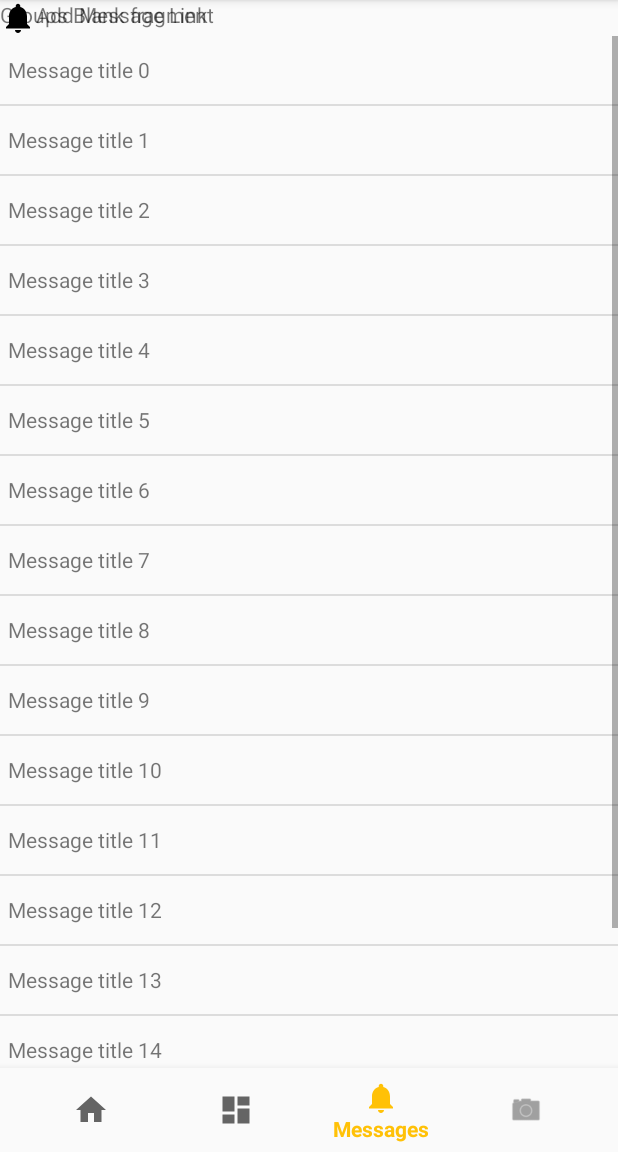
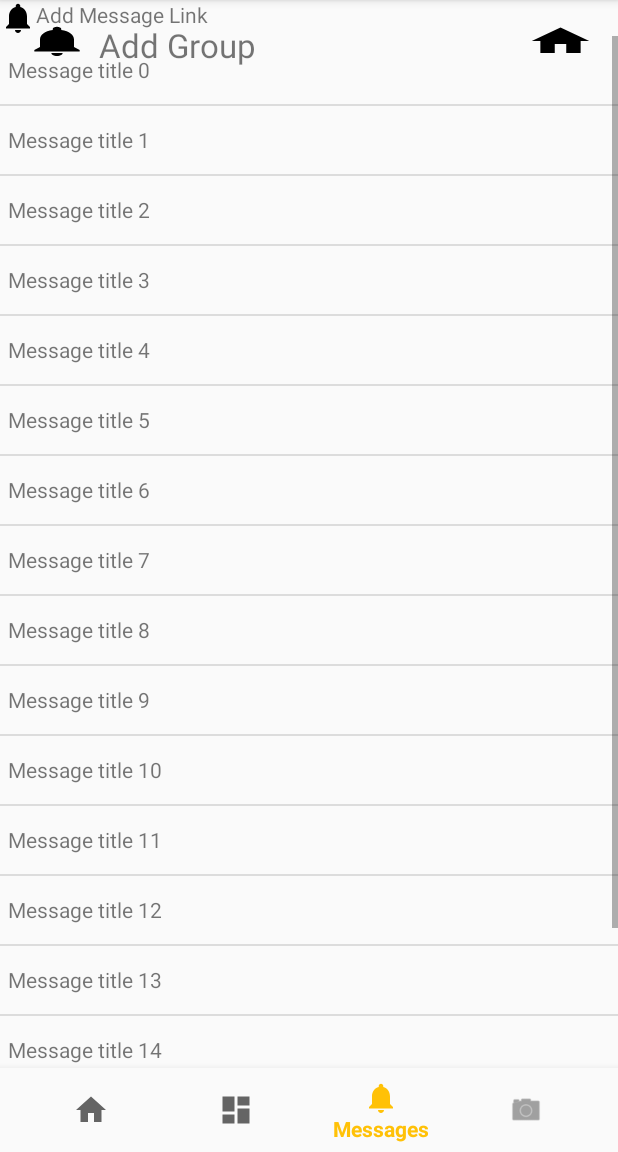
Before and after one commit to RajesMca008/KutCon, an Android app: the fragment GroupsMainFragment placed in its activity, item 3 of the bottom bar chosen, on a phone screen of 412 x 824 dp, the part 84-1236 px from its top. Run offline under Robolectric (Android 15) with nearby library versions, the phone set to English and light mode, and no system bars.

Commit message:
commited with vishnu

```diff
--- a/KutumbLink/app/src/main/java/kutumblink/appants/com/kutumblink/GroupsMainFragment.java
+++ b/KutumbLink/app/src/main/java/kutumblink/appants/com/kutumblink/GroupsMainFragment.java
@@ -2,9 +2,11 @@ package kutumblink.appants.com.kutumblink;
 
 import android.os.Bundle;
 import android.support.v4.app.Fragment;
+import android.support.v4.app.FragmentManager;
 import android.view.LayoutInflater;
 import android.view.View;
 import android.view.ViewGroup;
+import android.widget.LinearLayout;
 
 public class GroupsMainFragment extends Fragment {
     // TODO: Rename parameter arguments, choose names that match
@@ -38,6 +40,7 @@ public class GroupsMainFragment extends Fragment {
         fragment.setArguments(args);
         return fragment;
     }
+    LinearLayout ll_addgroup;
 
     @Override
     public void onCreate(Bundle savedInstanceState) {
@@ -52,7 +55,22 @@ public class GroupsMainFragment extends Fragment {
     public View onCreateView(LayoutInflater inflater, ViewGroup container,
                              Bundle savedInstanceState) {
         // Inflate the layout for this fragment
-        return inflater.inflate(R.layout.fragment_groups_main, container, false);
+        View view =inflater.inflate(R.layout.fragment_groups_main, container, false);
+        ll_addgroup=(LinearLayout)view.findViewById(R.id.ll_addgroup);
+
+        ll_addgroup.setOnClickListener(new View.OnClickListener() {
+            @Override
+            public void onClick(View view) {
+                FragmentManager fragmentManager = getActivity().getSupportFragmentManager();
+                fragmentManager.beginTransaction().replace(R.id.main_container, new AddGroupFragment()).commit();
+
+            }
+        });
+
+
+
+        return view;
+
     }
 
 
--- a/KutumbLink/app/src/main/res/layout/fragment_groups_main.xml
+++ b/KutumbLink/app/src/main/res/layout/fragment_groups_main.xml
@@ -5,9 +5,50 @@
     tools:context="kutumblink.appants.com.kutumblink.GroupsMainFragment">
 
     <!-- TODO: Update blank fragment layout -->
-    <TextView
+    <LinearLayout
         android:layout_width="match_parent"
-        android:layout_height="match_parent"
-        android:text="@string/groups_fragment" />
+        android:layout_height="wrap_content"
+        android:orientation="vertical">
+
+        <LinearLayout
+            android:id="@+id/ll_addgroup"
+            android:layout_width="match_parent"
+            android:layout_height="wrap_content"
+            android:layout_margin="15dp"
+            android:weightSum="1.0"
+            android:orientation="horizontal">
+
+            <ImageView
+                android:layout_width="wrap_content"
+                android:layout_height="wrap_content"
+                android:gravity="left"
+                android:layout_weight="0.1"
+                android:background="@drawable/ic_notifications_black_24dp" />
+
+            <TextView
+                android:layout_width="wrap_content"
+                android:layout_height="wrap_content"
+                android:layout_marginLeft="5dp"
+                android:layout_marginRight="5dp"
+                android:layout_weight="0.8"
+                android:text="@string/addgroup"
+                android:textSize="22sp" />
+
+            <ImageView
+                android:layout_width="wrap_content"
+                android:layout_height="wrap_content"
+                android:layout_gravity="right"
+                android:layout_weight="0.1"
+                android:background="@drawable/ic_home_black_24dp" />
+
+        </LinearLayout>
+        <ListView
+            android:id="@+id/lv_grouplist"
+            android:layout_width="match_parent"
+            android:layout_height="match_parent"></ListView>
+
+
+    </LinearLayout>
+
 
 </FrameLayout>
--- a/KutumbLink/app/src/main/res/values/colors.xml
+++ b/KutumbLink/app/src/main/res/values/colors.xml
@@ -3,4 +3,7 @@
     <color name="colorPrimary">#FFC107</color>
     <color name="colorPrimaryDark">#FFA000</color>
     <color name="colorAccent">#FF9800</color>
+    <color name="colorhash">#ccc</color>
+    <color name="redcolor">#FF0000</color>
+    <color name="whitecolor">#FBFBFB</color>
 </resources>
--- a/KutumbLink/app/src/main/res/values/strings.xml
+++ b/KutumbLink/app/src/main/res/values/strings.xml
@@ -24,4 +24,6 @@
     <string name="backup_grout">Backup Groups</string>
     <string name="restore_group">Restore Groups</string>
     <string name="messages_add_text">Add Message Link</string>
+    <string name="addgroup">Add Group</string>
+    <string name="addgroupsubtitle">Select icon and enter name,or click</string>
 </resources>
```
